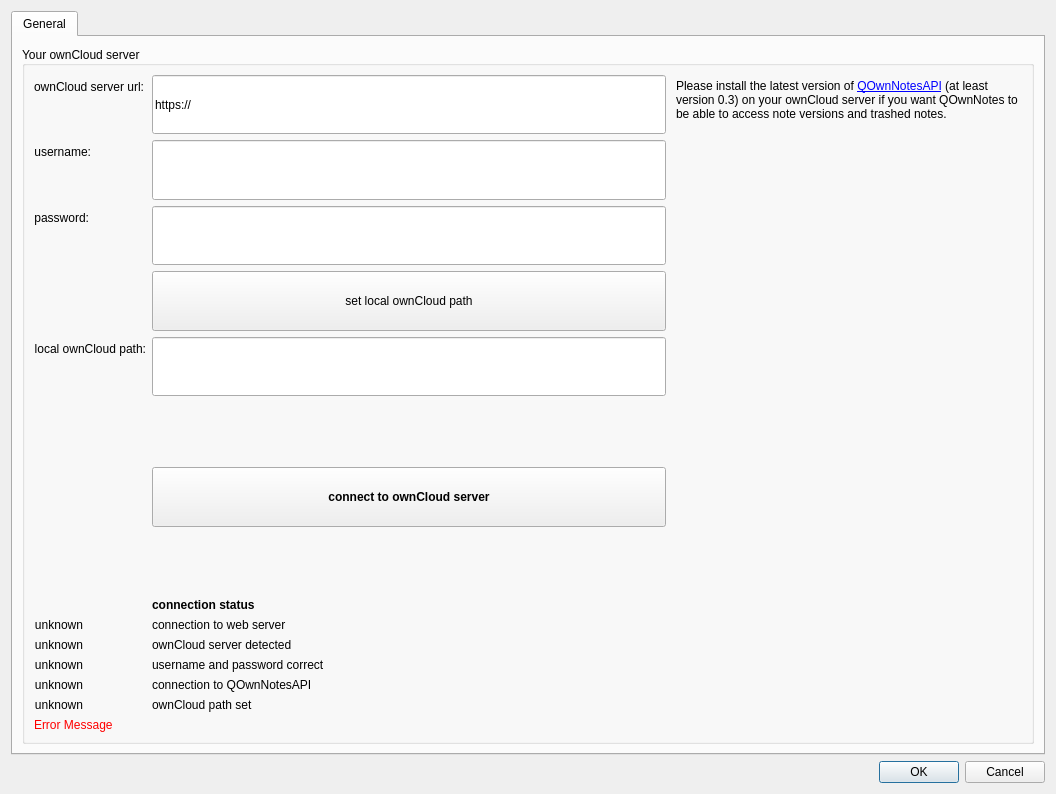
First picture: the form in src/settingsdialog.ui, repository pbek/QOwnNotes, before the edit.
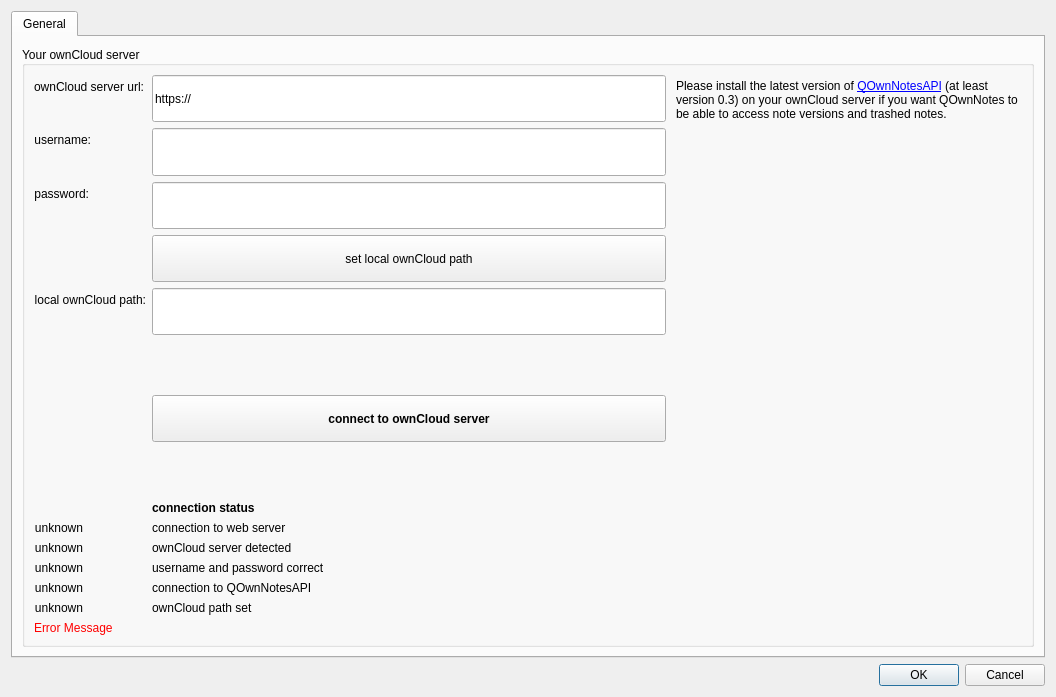
Second picture: the form after the edit. Icons and pictures are not drawn.

Commit message: resized the settings dialog

Patch:
```diff
--- a/src/settingsdialog.ui
+++ b/src/settingsdialog.ui
@@ -7,7 +7,7 @@
     <x>0</x>
     <y>0</y>
     <width>1056</width>
-    <height>794</height>
+    <height>697</height>
    </rect>
   </property>
   <property name="windowTitle">
```
